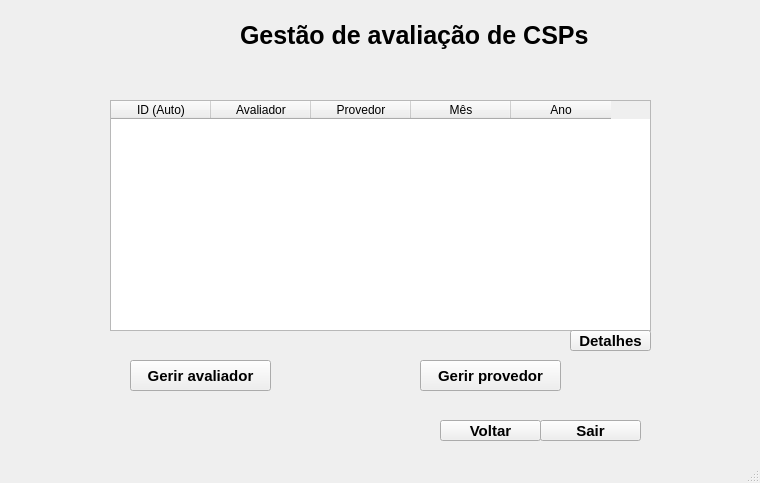
This is ui/StatusAPIUX.ui in FTACSP/prototype as Qt 5 draws it before an edit. The edited form follows.
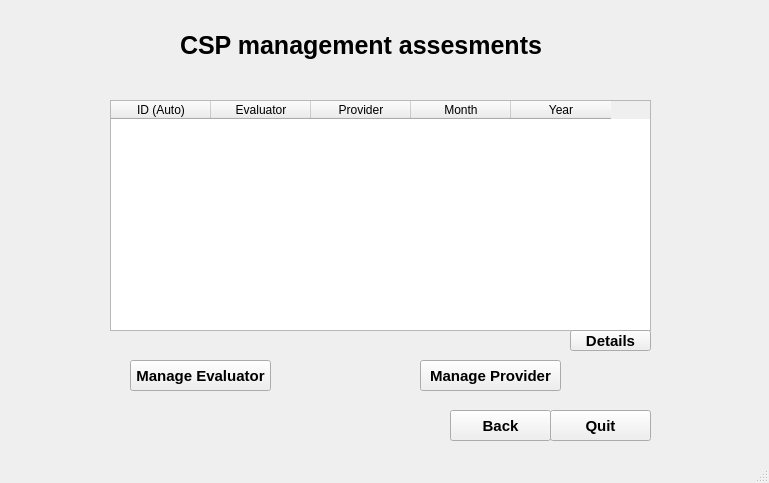
This is the edited form.

Diff of the .ui file:
```diff
--- a/ui/StatusAPIUX.ui
+++ b/ui/StatusAPIUX.ui
@@ -9,7 +9,7 @@
    <rect>
     <x>0</x>
     <y>0</y>
-    <width>760</width>
+    <width>769</width>
     <height>483</height>
    </rect>
   </property>
@@ -31,8 +31,8 @@
    <widget class="QLabel" name="label_title">
     <property name="geometry">
      <rect>
-      <x>240</x>
-      <y>0</y>
+      <x>180</x>
+      <y>10</y>
       <width>411</width>
       <height>71</height>
      </rect>
@@ -46,7 +46,7 @@
      </font>
     </property>
     <property name="text">
-     <string>Gestão de avaliação de CSPs</string>
+     <string>CSP management assesments</string>
     </property>
    </widget>
    <widget class="QPushButton" name="botao_10">
@@ -70,7 +70,7 @@
      <string notr="true"/>
     </property>
     <property name="text">
-     <string>Detalhes</string>
+     <string>Details</string>
     </property>
    </widget>
    <widget class="QPushButton" name="botao_1">
@@ -97,7 +97,7 @@
      <string notr="true"/>
     </property>
     <property name="text">
-     <string>Gerir avaliador</string>
+     <string>Manage Evaluator</string>
     </property>
     <property name="checkable">
      <bool>false</bool>
@@ -173,7 +173,7 @@
      <string notr="true"/>
     </property>
     <property name="text">
-     <string>Gerir provedor</string>
+     <string>Manage Provider</string>
     </property>
     <property name="checkable">
      <bool>false</bool>
@@ -219,32 +219,32 @@
     </column>
     <column>
      <property name="text">
-      <string>Avaliador</string>
+      <string>Evaluator</string>
      </property>
     </column>
     <column>
      <property name="text">
-      <string>Provedor</string>
+      <string>Provider</string>
      </property>
     </column>
     <column>
      <property name="text">
-      <string>Mês</string>
+      <string>Month</string>
      </property>
     </column>
     <column>
      <property name="text">
-      <string>Ano</string>
+      <string>Year</string>
      </property>
     </column>
    </widget>
    <widget class="QPushButton" name="botao_4">
     <property name="geometry">
      <rect>
-      <x>440</x>
-      <y>420</y>
+      <x>450</x>
+      <y>410</y>
       <width>101</width>
-      <height>21</height>
+      <height>31</height>
      </rect>
     </property>
     <property name="font">
@@ -259,16 +259,16 @@
      <string notr="true"/>
     </property>
     <property name="text">
-     <string>Voltar</string>
+     <string>Back</string>
     </property>
    </widget>
    <widget class="QPushButton" name="botao_5">
     <property name="geometry">
      <rect>
-      <x>540</x>
-      <y>420</y>
+      <x>550</x>
+      <y>410</y>
       <width>101</width>
-      <height>21</height>
+      <height>31</height>
      </rect>
     </property>
     <property name="font">
@@ -283,7 +283,7 @@
      <string notr="true"/>
     </property>
     <property name="text">
-     <string>Sair</string>
+     <string>Quit</string>
     </property>
    </widget>
    <zorder>label_title</zorder>
```
Left out of the diff: 2 changed lines with no effect on the pictures.
